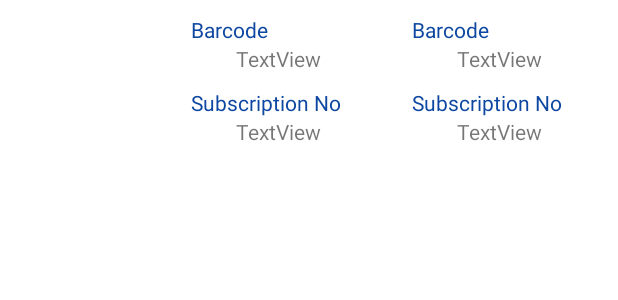
After one commit to baselmjnad/WaterAuthorityServices, an Android app: the layout subscription_item.xml on its own in the app's theme, with its tools: preview values and no code run, on a phone screen of 412 x 824 dp. The commit adds this screen. Shown: the top 300 px of the screen. Run offline under Robolectric (Android 15) with nearby library versions, the phone set to English and light mode, and no system bars.

Commit message:
5-6-2023

```diff
--- a/app/src/main/java/Classes/Request.java
+++ b/app/src/main/java/Classes/ServicesRequest.java
@@ -2,7 +2,7 @@ package Classes;
 
 import java.util.Date;
 
-public class Request {
+public class ServicesRequest {
     public Integer id;
     public String requestType;
     public Date requestDate;
--- a/app/src/main/java/com/example/waterauthorityservices/Login.java
+++ b/app/src/main/java/com/example/waterauthorityservices/Login.java
@@ -118,7 +118,7 @@ public class Login extends AppCompatActivity {
 //        if (!TextUtils.isEmpty(etUsername.getText().toString()) && !TextUtils.isEmpty(etPassword.getText().toString())) {
 //
 //            OkHttpClient client = new OkHttpClient();
-//            Request request = new Request.Builder()
+//            ServicesRequest request = new ServicesRequest.Builder()
 //                    .url(helper.GetUsersUrl)
 //                    .build();
 //            client.newCall(request).enqueue(new Callback() {
--- a/app/src/main/java/com/example/waterauthorityservices/MySubscriptions.java
+++ b/app/src/main/java/com/example/waterauthorityservices/MySubscriptions.java
@@ -24,6 +24,7 @@ import okhttp3.RequestBody;
 import okhttp3.Response;
 
 public class MySubscriptions extends AppCompatActivity {
+
     TextView tvMySubsWelcome, tvMysubsError, tvMySubsConsumerName, tvMySubsPhone, tvMySubsAddress;
     String userName, userId;
     Helper helper = new Helper();
@@ -32,6 +33,7 @@ public class MySubscriptions extends AppCompatActivity {
     protected void onCreate(Bundle savedInstanceState) {
         super.onCreate(savedInstanceState);
         setContentView(R.layout.activity_my_subscriptions);
+
         tvMySubsWelcome = findViewById(R.id.tvMySubsWelcome);
         tvMysubsError = findViewById(R.id.tvMysubsError);
         tvMySubsConsumerName = findViewById(R.id.tvMySubsConsumerName);
--- a/app/src/main/res/layout/activity_attach_subscriptions.xml
+++ b/app/src/main/res/layout/activity_attach_subscriptions.xml
@@ -115,6 +115,9 @@
         android:layout_width="match_parent"
         android:layout_height="match_parent"
         android:orientation="vertical"
+        android:paddingTop="10dp"
+        android:layout_margin="10dp"
+        android:background="#BCCEEC"
         android:visibility="visible">
 
         <TextView
@@ -169,7 +172,8 @@
             android:id="@+id/button4"
             android:layout_width="match_parent"
             android:layout_height="wrap_content"
-android:layout_margin="10dp"
+            android:layout_margin="10dp"
+            android:onClick="SendRequest"
             android:text="Send Request" />
 
     </LinearLayout>
--- /dev/null
+++ b/app/src/main/res/layout/subscription_item.xml
@@ -0,0 +1,101 @@
+<?xml version="1.0" encoding="utf-8"?>
+<LinearLayout xmlns:android="http://schemas.android.com/apk/res/android"
+    xmlns:app="http://schemas.android.com/apk/res-auto"
+    android:layout_width="match_parent"
+    android:layout_height="wrap_content"
+    android:orientation="horizontal">
+
+    <LinearLayout
+        android:layout_width="wrap_content"
+        android:layout_height="match_parent"
+        android:layout_weight="4"
+        android:orientation="vertical">
+
+        <TextView
+            android:id="@+id/tvItemStatus"
+            android:layout_gravity="center"
+            android:layout_margin="20dp"
+            android:layout_width="50dp"
+            android:layout_height="50dp"
+            android:text="" />
+    </LinearLayout>
+
+    <LinearLayout
+        android:layout_width="wrap_content"
+        android:layout_height="match_parent"
+        android:layout_weight="4"
+        android:orientation="vertical"
+        android:padding="10dp">
+
+        <TextView
+            android:id="@+id/textView19"
+            android:layout_width="match_parent"
+            android:layout_height="wrap_content"
+            android:text="Barcode"
+            android:textColor="@color/purple_500" />
+
+        <TextView
+            android:id="@+id/tvItemBarcode"
+            android:layout_width="match_parent"
+            android:layout_height="wrap_content"
+            android:layout_marginLeft="30dp"
+            android:layout_marginBottom="10dp"
+            android:text="TextView" />
+
+        <TextView
+            android:id="@+id/textView21"
+            android:layout_width="match_parent"
+            android:layout_height="wrap_content"
+            android:text="Subscription No"
+            android:textColor="@color/purple_500" />
+
+        <TextView
+            android:id="@+id/tvItemSubscritionNo"
+            android:layout_width="match_parent"
+            android:layout_height="wrap_content"
+            android:layout_marginLeft="30dp"
+            android:layout_marginBottom="10dp"
+            android:text="TextView" />
+
+    </LinearLayout>
+
+    <LinearLayout
+        android:layout_width="wrap_content"
+        android:layout_height="match_parent"
+        android:layout_weight="4"
+        android:orientation="vertical"
+        android:padding="10dp">
+
+        <TextView
+            android:id="@+id/textView191"
+            android:layout_width="match_parent"
+            android:layout_height="wrap_content"
+            android:text="Barcode"
+            android:textColor="@color/purple_500" />
+
+        <TextView
+            android:id="@+id/tvItemType"
+            android:layout_width="match_parent"
+            android:layout_height="wrap_content"
+            android:layout_marginLeft="30dp"
+            android:layout_marginBottom="10dp"
+            android:text="TextView" />
+
+        <TextView
+            android:id="@+id/textView211"
+            android:layout_width="match_parent"
+            android:layout_height="wrap_content"
+            android:text="Subscription No"
+            android:textColor="@color/purple_500" />
+
+        <TextView
+            android:id="@+id/tvItemAdress"
+            android:layout_width="match_parent"
+            android:layout_height="wrap_content"
+            android:layout_marginLeft="30dp"
+            android:layout_marginBottom="10dp"
+            android:text="TextView" />
+
+    </LinearLayout>
+
+</LinearLayout>
--- a/app/src/main/res/values/colors.xml
+++ b/app/src/main/res/values/colors.xml
@@ -7,6 +7,8 @@
     <color name="teal_700">#FF018786</color>
     <color name="black">#FF000000</color>
     <color name="white">#FFFFFFFF</color>
+    <color name="Green">#76E308</color>
+    <color name="Red">#B71C1C</color>
 <!--    <color name="purple_200">#FFBB86FC</color>-->
 <!--    <color name="purple_500">#FF6200EE</color>-->
 <!--    <color name="purple_700">#FF3700B3</color>-->
```
Also changed, not shown: app/src/main/java/Classes/Helper.java (+23 -2 lines), app/src/main/java/Classes/SubscriptionsListAdaptor.java (added, +50 -0 lines), app/src/main/java/com/example/waterauthorityservices/AttachSubscriptions.java (+101 -4 lines), app/src/main/res/drawable/twotone_fmd_bad_24.xml (added, +8 -0 lines), app/src/main/res/layout/activity_my_subscriptions.xml (+11 -5 lines).
